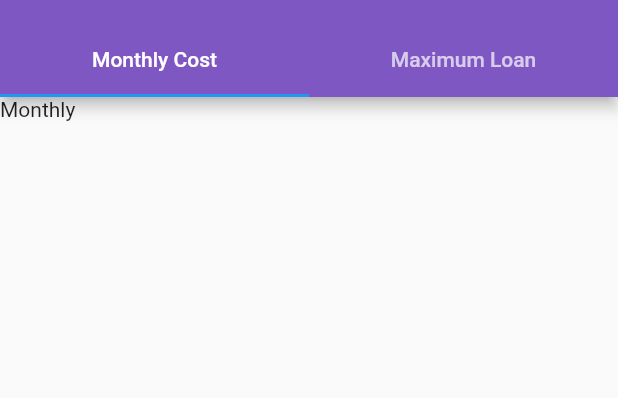
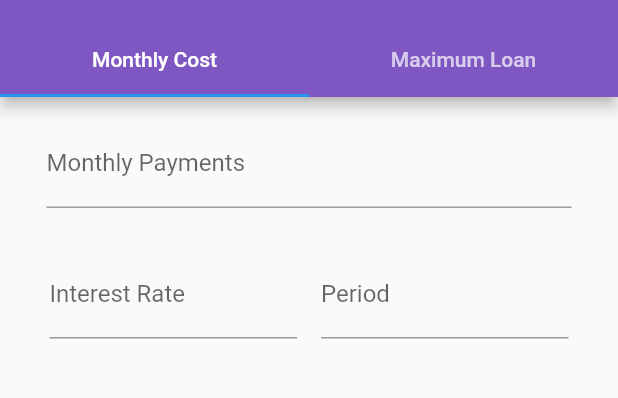
Before and after one commit to LouiseReid/mortgage_calculator, a Flutter app: the screen it shows after launch, on a phone screen of 412 x 824 dp, the part 59-457 px from its top. Run offline on Flutter 3.47's test engine with Material 2 defaults, Android fonts, the phone set to English and light mode, and no system bars.

Commit message:
monthly form display

```diff
--- a/lib/ui/monthly_cost.dart
+++ b/lib/ui/monthly_cost.dart
@@ -6,10 +6,67 @@ class Monthly extends StatefulWidget {
 }
 
 class _MonthlyState extends State<Monthly> {
+  var _mortgageAmount = new TextEditingController();
+  var _period = new TextEditingController();
+  var _interestRate = new TextEditingController();
+
   @override
   Widget build(BuildContext context) {
-    return Container(
-      child: Text('Monthly'),
+    return ListView(
+      children: <Widget>[
+        Container(
+          child: Padding(
+            padding: const EdgeInsets.all(15.0),
+            child: Column(
+              children: <Widget>[
+                Padding(
+                    padding: const EdgeInsets.only(
+                        left: 16.0, right: 16.0, bottom: 10.0),
+                    child: TextField(
+                        controller: _mortgageAmount,
+                        keyboardType: TextInputType.number,
+                        decoration: InputDecoration(
+                          labelText: 'Monthly Payments',
+                          prefix: Text('£'),
+                        ))),
+                Padding(
+                  padding: const EdgeInsets.all(10.0),
+                  child: Row(
+                    mainAxisAlignment: MainAxisAlignment.spaceAround,
+                    children: <Widget>[
+                      Expanded(
+                        child: Padding(
+                          padding: const EdgeInsets.all(8.0),
+                          child: TextField(
+                              controller: _interestRate,
+                              keyboardType: TextInputType.number,
+                              decoration: InputDecoration(
+                                  labelText: 'Interest Rate',
+                                  suffixText: '%',
+                                  suffixStyle: TextStyle(fontSize: 13.0))),
+                        ),
+                      ),
+                      Expanded(
+                        child: Padding(
+                          padding: const EdgeInsets.all(8.0),
+                          child: TextField(
+                              controller: _period,
+                              keyboardType: TextInputType.number,
+                              decoration: InputDecoration(
+                                  labelText: 'Period',
+                                  suffixText: 'years',
+                                  suffixStyle: TextStyle(fontSize: 13.0))),
+                        ),
+                      )
+                    ],
+                  ),
+                )
+              ],
+            ),
+          ),
+        ),
+        Container()
+      ],
     );
   }
 }
```
